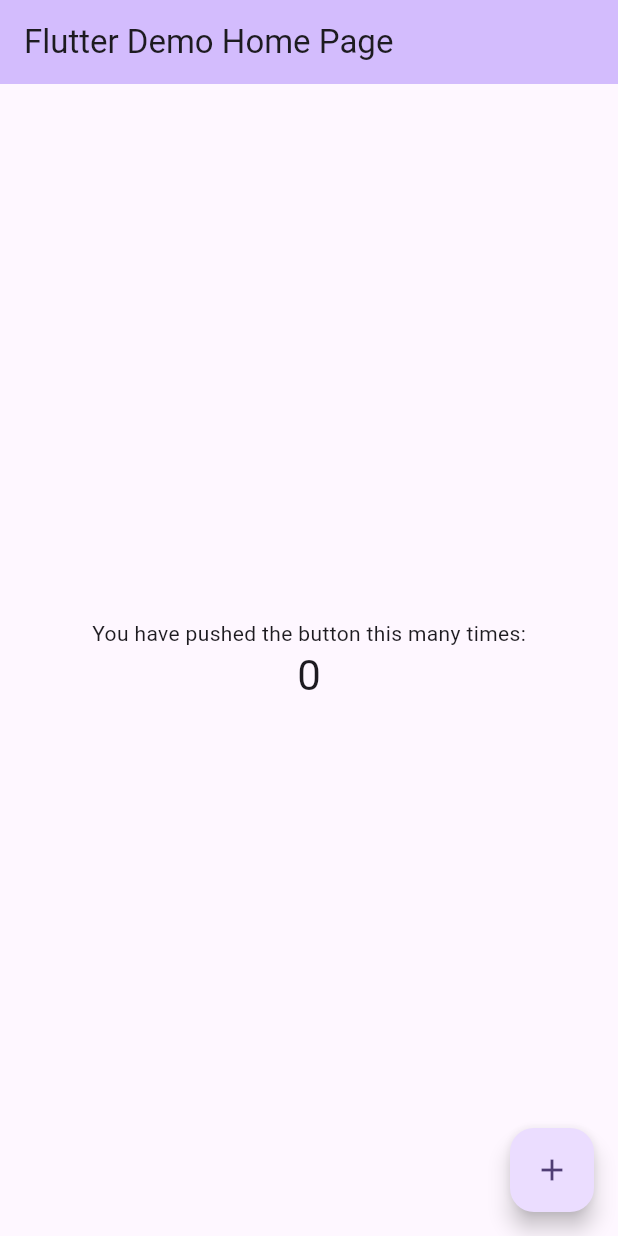
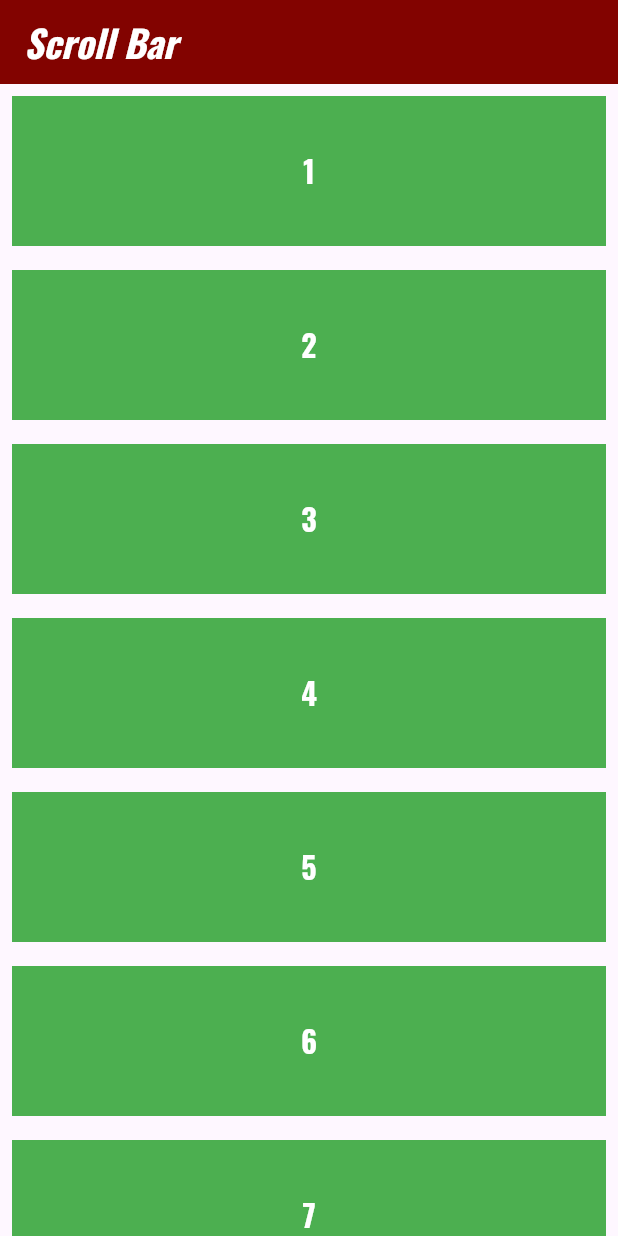
Before and after one commit to alhasann351/scrollbar, a Flutter app: the screen it shows after launch, on a phone screen of 412 x 824 dp. Run offline on Flutter 3.47's test engine with Material 3 defaults, Android fonts, the phone set to English and light mode, and no system bars; our stand-ins replace google_fonts.

Commit message:
list view builder added

```diff
--- a/lib/main.dart
+++ b/lib/main.dart
@@ -1,4 +1,5 @@
 import 'package:flutter/material.dart';
+import 'package:google_fonts/google_fonts.dart';
 
 void main() {
   runApp(const MyApp());
@@ -7,119 +8,87 @@ void main() {
 class MyApp extends StatelessWidget {
   const MyApp({super.key});
 
-  // This widget is the root of your application.
   @override
   Widget build(BuildContext context) {
     return MaterialApp(
-      title: 'Flutter Demo',
+      debugShowCheckedModeBanner: false,
       theme: ThemeData(
-        // This is the theme of your application.
-        //
-        // TRY THIS: Try running your application with "flutter run". You'll see
-        // the application has a purple toolbar. Then, without quitting the app,
-        // try changing the seedColor in the colorScheme below to Colors.green
-        // and then invoke "hot reload" (save your changes or press the "hot
-        // reload" button in a Flutter-supported IDE, or press "r" if you used
-        // the command line to start the app).
-        //
-        // Notice that the counter didn't reset back to zero; the application
-        // state is not lost during the reload. To reset the state, use hot
-        // restart instead.
-        //
-        // This works for code too, not just values: Most code changes can be
-        // tested with just a hot reload.
-        colorScheme: ColorScheme.fromSeed(seedColor: Colors.deepPurple),
-        useMaterial3: true,
+        textTheme: GoogleFonts.oswaldTextTheme(),
+        primaryColor: const Color(0xFF820300),
       ),
-      home: const MyHomePage(title: 'Flutter Demo Home Page'),
+      home: const MyHomePage(),
     );
   }
 }
 
 class MyHomePage extends StatefulWidget {
-  const MyHomePage({super.key, required this.title});
-
-  // This widget is the home page of your application. It is stateful, meaning
-  // that it has a State object (defined below) that contains fields that affect
-  // how it looks.
-
-  // This class is the configuration for the state. It holds the values (in this
-  // case the title) provided by the parent (in this case the App widget) and
-  // used by the build method of the State. Fields in a Widget subclass are
-  // always marked "final".
-
-  final String title;
+  const MyHomePage({super.key});
 
   @override
   State<MyHomePage> createState() => _MyHomePageState();
 }
 
 class _MyHomePageState extends State<MyHomePage> {
-  int _counter = 0;
-
-  void _incrementCounter() {
-    setState(() {
-      // This call to setState tells the Flutter framework that something has
-      // changed in this State, which causes it to rerun the build method below
-      // so that the display can reflect the updated values. If we changed
-      // _counter without calling setState(), then the build method would not be
-      // called again, and so nothing would appear to happen.
-      _counter++;
-    });
-  }
+  var items = [
+    '1',
+    '2',
+    '3',
+    '4',
+    '5',
+    '6',
+    '7',
+    '8',
+    '9',
+    '10',
+    '11',
+    '12',
+    '13',
+    '14',
+    '15',
+    '16',
+    '17',
+    '18',
+    '19',
+    '20'
+  ];
 
   @override
   Widget build(BuildContext context) {
-    // This method is rerun every time setState is called, for instance as done
-    // by the _incrementCounter method above.
-    //
-    // The Flutter framework has been optimized to make rerunning build methods
-    // fast, so that you can just rebuild anything that needs updating rather
-    // than having to individually change instances of widgets.
     return Scaffold(
       appBar: AppBar(
-        // TRY THIS: Try changing the color here to a specific color (to
-        // Colors.amber, perhaps?) and trigger a hot reload to see the AppBar
-        // change color while the other colors stay the same.
-        backgroundColor: Theme.of(context).colorScheme.inversePrimary,
-        // Here we take the value from the MyHomePage object that was created by
-        // the App.build method, and use it to set our appbar title.
-        title: Text(widget.title),
-      ),
-      body: Center(
-        // Center is a layout widget. It takes a single child and positions it
-        // in the middle of the parent.
-        child: Column(
-          // Column is also a layout widget. It takes a list of children and
-          // arranges them vertically. By default, it sizes itself to fit its
-          // children horizontally, and tries to be as tall as its parent.
-          //
-          // Column has various properties to control how it sizes itself and
-          // how it positions its children. Here we use mainAxisAlignment to
-          // center the children vertically; the main axis here is the vertical
-          // axis because Columns are vertical (the cross axis would be
-          // horizontal).
-          //
-          // TRY THIS: Invoke "debug painting" (choose the "Toggle Debug Paint"
-          // action in the IDE, or press "p" in the console), to see the
-          // wireframe for each widget.
-          mainAxisAlignment: MainAxisAlignment.center,
-          children: <Widget>[
-            const Text(
-              'You have pushed the button this many times:',
-            ),
-            Text(
-              '$_counter',
-              style: Theme.of(context).textTheme.headlineMedium,
-            ),
-          ],
+        backgroundColor: Theme.of(context).primaryColor,
+        title: const Text(
+          'Scroll Bar',
+          style: TextStyle(
+            fontSize: 25,
+            color: Colors.white,
+            fontWeight: FontWeight.bold,
+            fontStyle: FontStyle.italic,
+          ),
         ),
       ),
-      floatingActionButton: FloatingActionButton(
-        onPressed: _incrementCounter,
-        tooltip: 'Increment',
-        child: const Icon(Icons.add),
-      ), // This trailing comma makes auto-formatting nicer for build methods.
+      body: ListView.builder(
+        itemCount: items.length,
+        itemBuilder: (context, index) {
+          return Padding(
+            padding: const EdgeInsets.all(8.0),
+            child: Container(
+              height: 100,
+              alignment: Alignment.center,
+              color: Colors.green,
+              child: Text(
+                items[index],
+                style: const TextStyle(
+                  fontSize: 20,
+                  color: Colors.white,
+                  fontWeight: FontWeight.bold,
+                  fontStyle: FontStyle.normal,
+                ),
+              ),
+            ),
+          );
+        },
+      ),
     );
   }
 }
```
